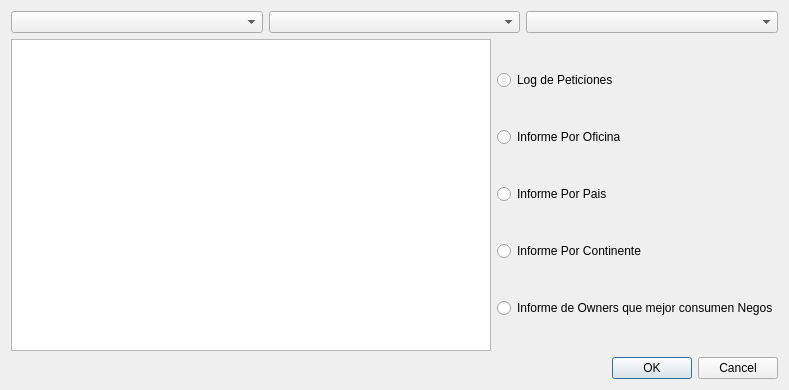
hugo19941994/ViajeFacil, file source/dialogInforme.ui: the form before one commit.
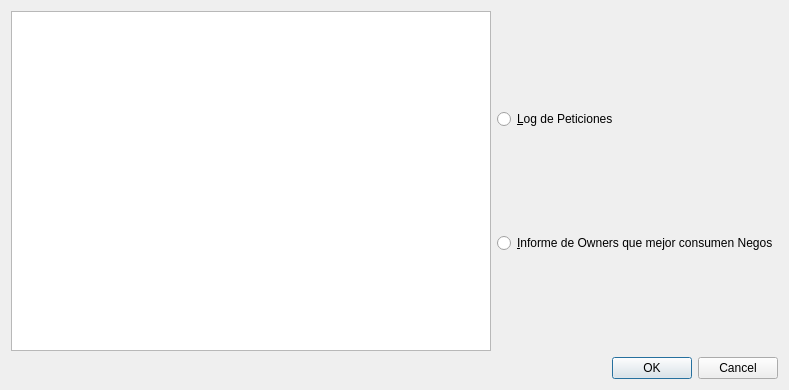
The form after the commit.

```diff
--- a/source/dialogInforme.ui
+++ b/source/dialogInforme.ui
@@ -16,19 +16,6 @@
   <layout class="QGridLayout" name="gridLayout">
    <item row="0" column="0">
     <layout class="QVBoxLayout" name="verticalLayout_2">
-     <item>
-      <layout class="QHBoxLayout" name="horizontalLayout">
-       <item>
-        <widget class="QComboBox" name="comboBox"/>
-       </item>
-       <item>
-        <widget class="QComboBox" name="comboBox_2"/>
-       </item>
-       <item>
-        <widget class="QComboBox" name="comboBox_3"/>
-       </item>
-      </layout>
-     </item>
      <item>
       <layout class="QHBoxLayout" name="horizontalLayout_2">
        <item>
@@ -39,35 +26,14 @@
          <item>
           <widget class="QRadioButton" name="radioButton">
            <property name="text">
-            <string>Log de Peticiones</string>
-           </property>
-          </widget>
-         </item>
-         <item>
-          <widget class="QRadioButton" name="radioButton_2">
-           <property name="text">
-            <string>Informe Por Oficina</string>
-           </property>
-          </widget>
-         </item>
-         <item>
-          <widget class="QRadioButton" name="radioButton_3">
-           <property name="text">
-            <string>Informe Por Pais</string>
-           </property>
-          </widget>
-         </item>
-         <item>
-          <widget class="QRadioButton" name="radioButton_4">
-           <property name="text">
-            <string>Informe Por Continente</string>
+            <string>&amp;Log de Peticiones</string>
            </property>
           </widget>
          </item>
          <item>
           <widget class="QRadioButton" name="radioButton_5">
            <property name="text">
-            <string>Informe de Owners que mejor consumen Negos</string>
+            <string>&amp;Informe de Owners que mejor consumen Negos</string>
            </property>
           </widget>
          </item>
```
